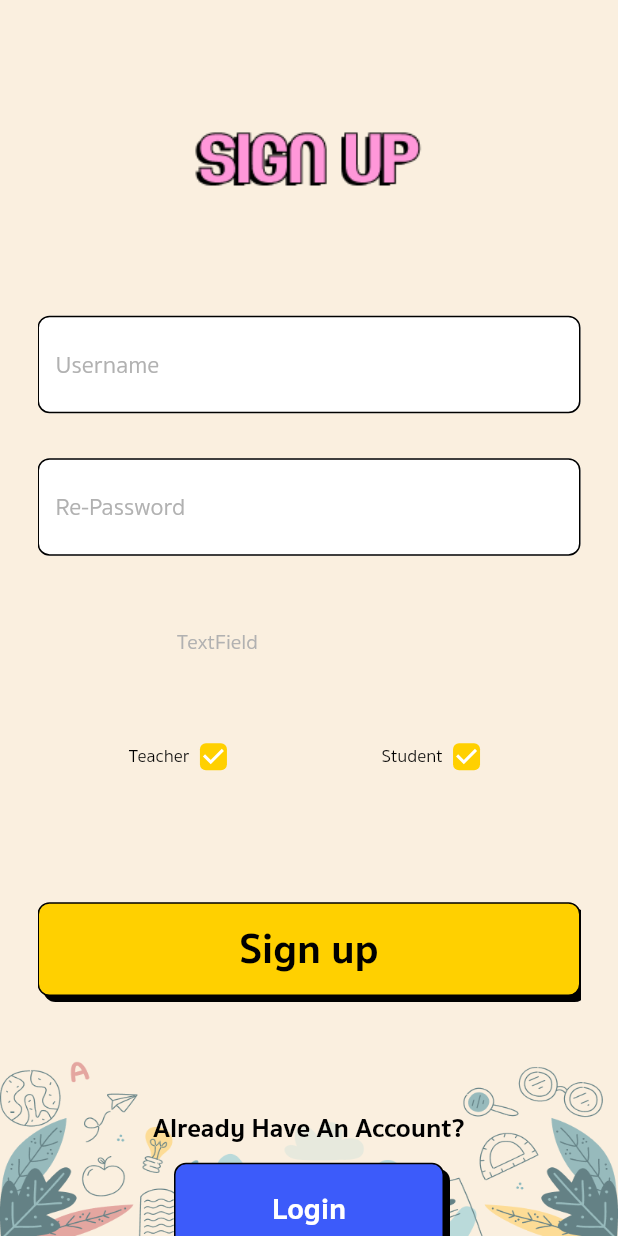
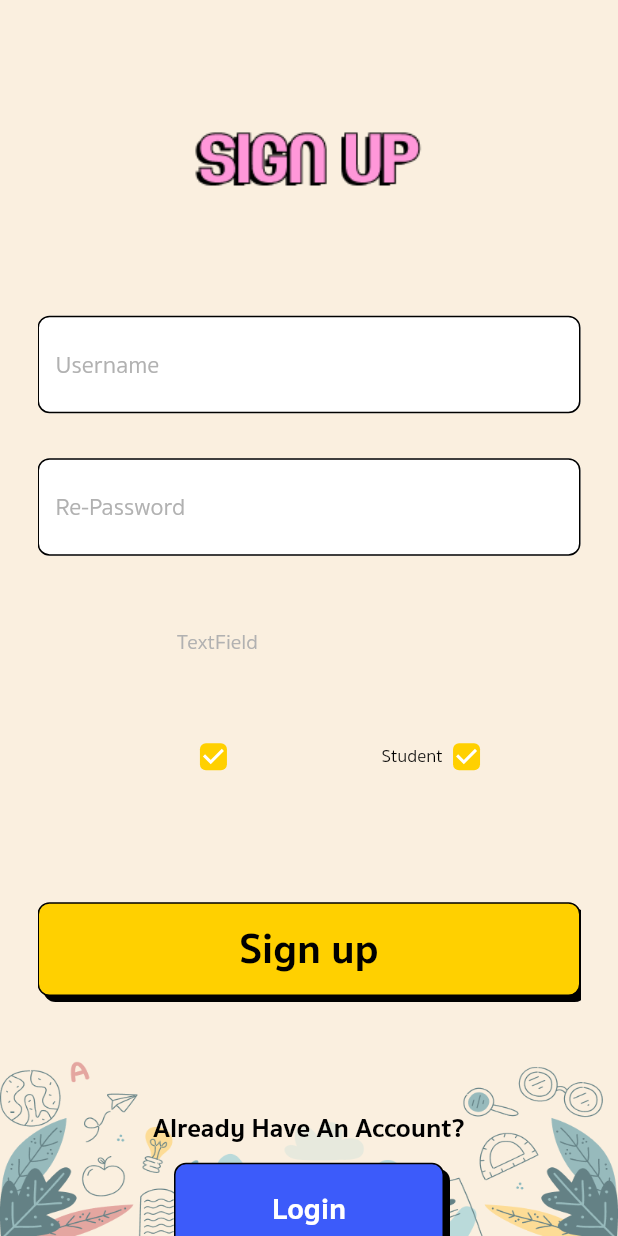
Before and after one commit to vinh25042005/PRJ_CNPM_7, a Flutter app: the screen it shows after launch, on a phone screen of 412 x 824 dp. Run offline on Flutter 3.47's test engine with Material 3 defaults, Android fonts, the phone set to English and light mode, and no system bars; our stand-ins replace auto_size_text, firebase_auth, firebase_core, flutter_animate, flutter_card_swiper, font_awesome_flutter and 9 more; missing offline and left inert: json_path, styled_divider; accounts and stored records are empty.

Commit message:
Updating to latest FlutterFlow output.

```diff
--- a/lib/pages/sign_up/sign_up_widget.dart
+++ b/lib/pages/sign_up/sign_up_widget.dart
@@ -405,7 +405,7 @@ class _SignUpWidgetState extends State<SignUpWidget> {
                               child: Align(
                                 alignment: AlignmentDirectional(1.0, 0.0),
                                 child: Text(
-                                  'Teacher',
+                                  '',
                                   textAlign: TextAlign.justify,
                                   style: FlutterFlowTheme.of(context)
                                       .bodyMedium
```
